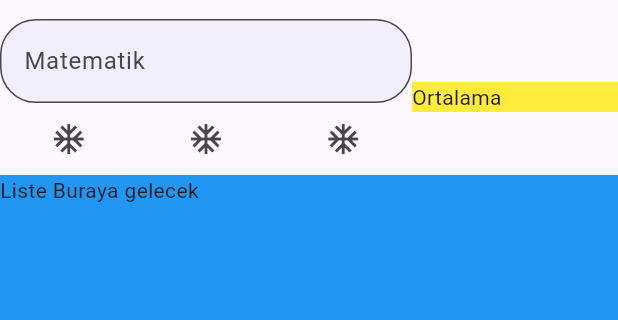
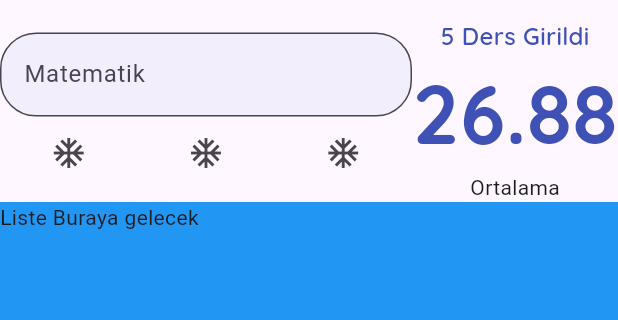
Before and after one commit to varcoguzhan/Flutter_Dinamik_Not, a Flutter app: the screen it shows after launch, on a phone screen of 412 x 824 dp, the part 65-385 px from its top. Run offline on Flutter 3.47's test engine with Material 3 defaults, Android fonts, the light colour scheme and no system bars; our stand-ins replace google_fonts; missing offline and left inert: dart:ffi.

Commit message:
ortalama gösterme widgetini oluşturdum

```diff
--- a/lib/constarts/app_constrats.dart
+++ b/lib/constarts/app_constrats.dart
@@ -1,12 +1,15 @@
 import 'package:flutter/material.dart';
 import 'package:google_fonts/google_fonts.dart';
 
-class Sabitler{
-  static const anaRenk= Colors.indigo;
-  static const String baslikText= 'Ortalama Hesapla';
-  static final TextStyle baslikStyle= GoogleFonts.quicksand(
-    fontSize: 24, fontWeight: FontWeight.w900, color: anaRenk
-  );
+class Sabitler {
+  static const anaRenk = Colors.indigo;
+  static const String baslikText = 'Ortalama Hesapla';
+  static final TextStyle baslikStyle = GoogleFonts.quicksand(
+      fontSize: 24, fontWeight: FontWeight.w900, color: anaRenk);
 
-  static BorderRadius borderRadius =BorderRadius.circular(24);
+  static BorderRadius borderRadius = BorderRadius.circular(24);
+  static final TextStyle ortalamaGosterBodyStyle = GoogleFonts.quicksand(
+      fontSize: 16, fontWeight: FontWeight.w600, color: anaRenk);
+  static final TextStyle ortalamaStyle = GoogleFonts.quicksand(
+      fontSize: 55, fontWeight: FontWeight.w800, color: anaRenk);
 }
--- /dev/null
+++ b/lib/widgets/ortalama_goster.dart
@@ -0,0 +1,27 @@
+import 'package:flutter/material.dart';
+import 'package:flutter_dinamik_not/constarts/app_constrats.dart';
+
+class OrtalamaGoster extends StatelessWidget {
+final double ortalama;
+final int dersSayisi;
+
+const OrtalamaGoster({required this.dersSayisi, required this.ortalama, Key? key}):super (key: key);
+
+  @override
+  Widget build(BuildContext context) {
+    return Column(
+      mainAxisAlignment: MainAxisAlignment.center,
+      crossAxisAlignment: CrossAxisAlignment.center,
+      children: [
+        Text(
+          dersSayisi > 0? '$dersSayisi Ders Girildi': 'Ders seçiniz',
+          style: Sabitler.ortalamaGosterBodyStyle,
+        ),
+        Text(ortalama>=0 ? '${ortalama.toStringAsFixed(2)}': '0.0',
+        style: Sabitler.ortalamaStyle,),
+        Text('Ortalama'),
+      ],
+
+    );
+  }
+}
--- a/lib/widgets/ortalama_hesapla_page.dart
+++ b/lib/widgets/ortalama_hesapla_page.dart
@@ -3,6 +3,7 @@ import 'dart:ffi';
 import 'package:flutter/material.dart';
 import 'package:flutter/widgets.dart';
 import 'package:flutter_dinamik_not/constarts/app_constrats.dart';
+import 'package:flutter_dinamik_not/widgets/ortalama_goster.dart';
 
 class OrtalamaHesaplaPage extends StatefulWidget {
   OrtalamaHesaplaPage({Key? key}) : super(key: key);
@@ -38,10 +39,7 @@ class _OrtalamaHesaplaPageState extends State<OrtalamaHesaplaPage> {
 
                 Expanded(
                   flex: 1,
-                  child: Container(
-                    child: Text('Ortalama '),
-                    color: Colors.yellow,
-                  ),
+                  child: OrtalamaGoster(dersSayisi: 5, ortalama: 26.875754)
                 )
               ],
             ),
```
